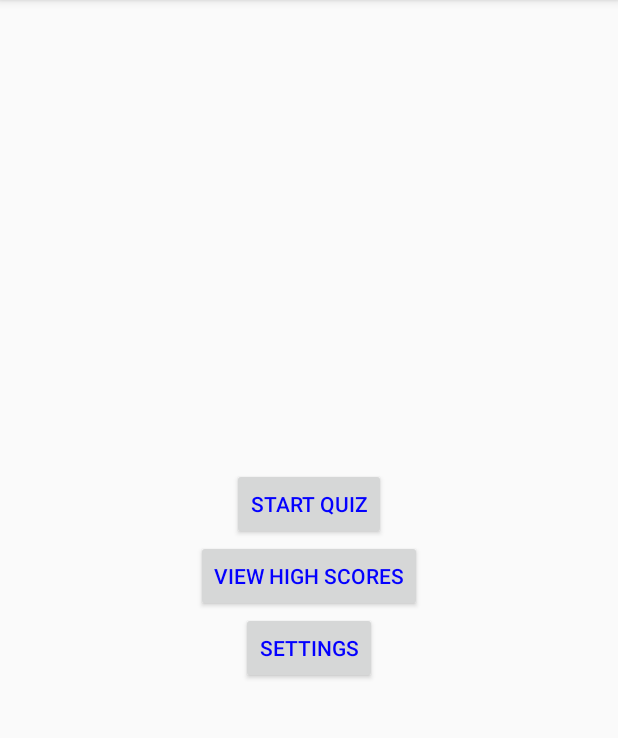
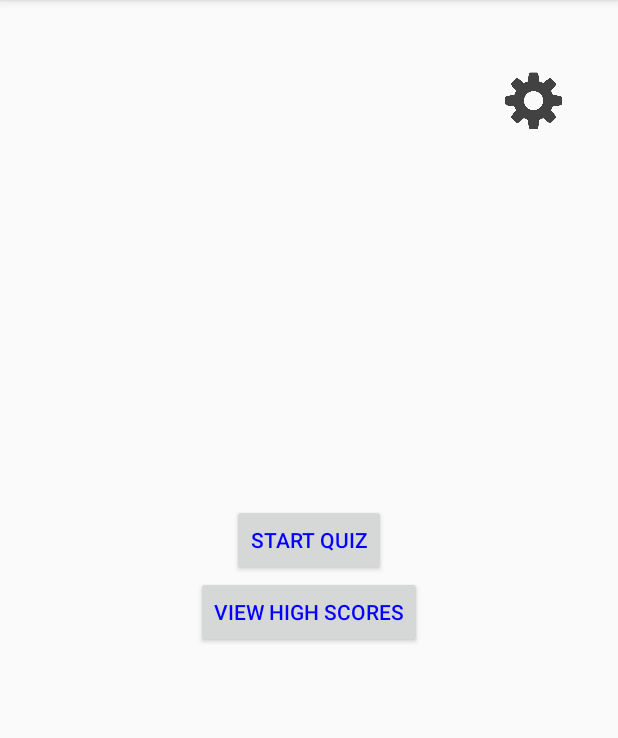
Before and after one commit to Katedy02/Quiz_Test, an Android app: the screen it shows after launch (MainActivity), on a phone screen of 412 x 824 dp, the part 84-822 px from its top. Run offline under Robolectric (Android 15) with nearby library versions, the light colour scheme and no system bars.

Commit message:
finished project

```diff
--- a/app/src/main/res/layout/activity_main.xml
+++ b/app/src/main/res/layout/activity_main.xml
@@ -22,8 +22,10 @@
 
     <Button
         android:id="@+id/settingsButton"
-        android:layout_width="wrap_content"
-        android:layout_height="wrap_content"
-        android:text="Settings" />
+        android:layout_width="50dp"
+        android:layout_height="50dp"
+        android:background="@drawable/settingsbutton"
+        android:layout_marginStart="150dp"
+        android:layout_marginTop="-390dp"/>
 
 </LinearLayout>
--- a/app/src/main/res/layout/activity_quiz.xml
+++ b/app/src/main/res/layout/activity_quiz.xml
@@ -7,6 +7,4 @@
     android:gravity="center"
     tools:context=".QuizActivity">
 
-    <!-- Add quiz related UI elements here -->
-
 </LinearLayout>
--- a/app/src/main/res/layout/activity_settings.xml
+++ b/app/src/main/res/layout/activity_settings.xml
@@ -7,6 +7,4 @@
     android:gravity="center"
     tools:context=".SettingsActivity">
 
-    <!-- Add settings related UI elements here -->
-
 </LinearLayout>
```
Also changed, not shown: app/src/main/res/drawable/settingsbutton.png (added).
